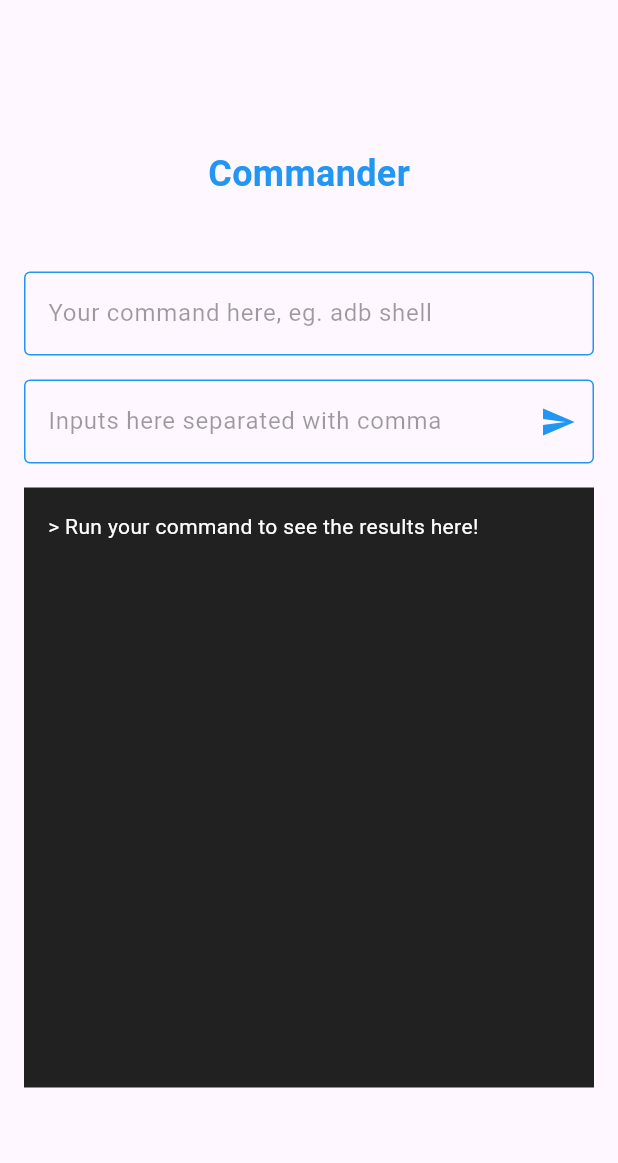
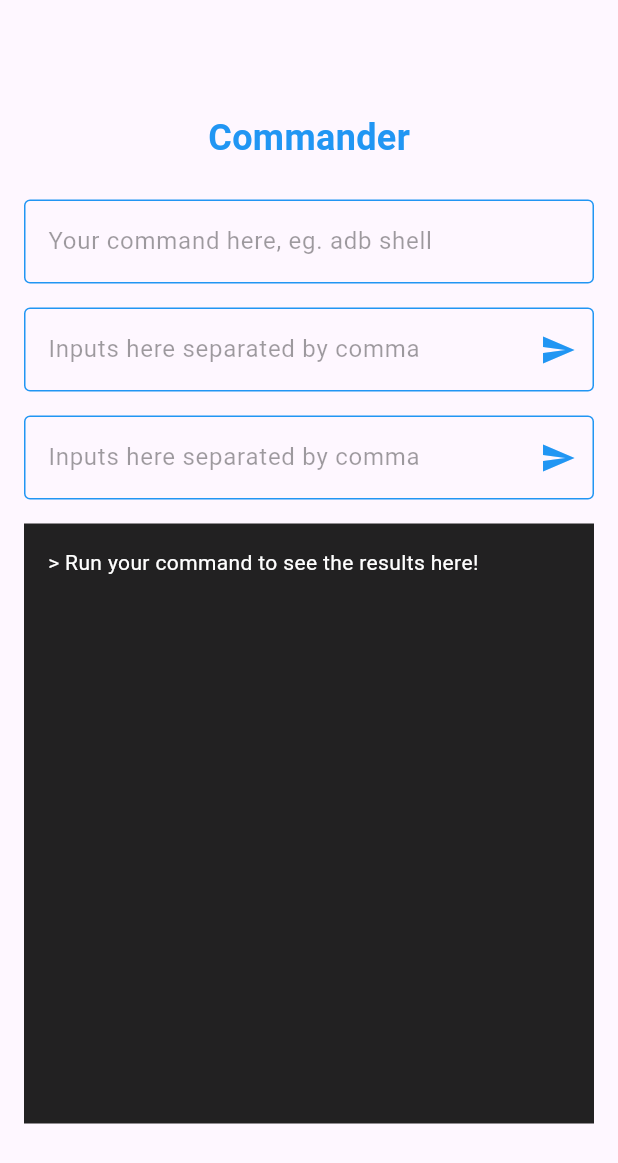
Before and after one commit to javaherisaber/commander, a Flutter app: the screen it shows after launch, on a phone screen of 412 x 824 dp. Shown: the top 1163 px of the screen. Run offline on Flutter 3.47's test engine with Material 3 defaults, Android fonts, the phone set to English and light mode, and no system bars; our stand-ins replace rxdart, shared_preferences; missing offline and left inert: process_run, touch_mouse_behavior.

Commit message:
Add an extra user input

```diff
--- a/lib/home.dart
+++ b/lib/home.dart
@@ -1,5 +1,6 @@
 import 'package:commander/main.dart';
 import 'package:commander/sharedpreferences.dart';
+import 'package:commander/widget/user_input.dart';
 import 'package:flutter/material.dart';
 import 'package:touch_mouse_behavior/touch_mouse_behavior.dart';
 
@@ -12,7 +13,8 @@ class HomePage extends StatefulWidget {
 
 class _HomePageState extends State<HomePage> {
   final ScrollController _consoleOutputScrollController = ScrollController();
-  final TextEditingController _consoleTextController = TextEditingController();
+  final TextEditingController _commandTextController = TextEditingController();
+  static const double widgetsWidth = 1000;
 
   @override
   void initState() {
@@ -21,7 +23,7 @@ class _HomePageState extends State<HomePage> {
   }
 
   void initializeConsole() async {
-    _consoleTextController.text = await AppPreferences.lastCommand;
+    _commandTextController.text = await AppPreferences.lastCommand;
   }
 
   @override
@@ -32,19 +34,13 @@ class _HomePageState extends State<HomePage> {
           child: Column(
             children: [
               const Text('Commander', style: TextStyle(fontSize: 24, color: Colors.blue, fontWeight: FontWeight.bold)),
-              SizedBox(height: 48),
-              Container(
-                width: 1000,
-                margin: EdgeInsets.symmetric(horizontal: 16.0),
-                child: command(),
-              ),
-              SizedBox(height: 16),
-              Container(
-                width: 1000,
-                margin: EdgeInsets.symmetric(horizontal: 16.0),
-                child: input(),
-              ),
-              SizedBox(height: 16),
+              const SizedBox(height: 24),
+              command(),
+              const SizedBox(height: 16),
+              input1(),
+              const SizedBox(height: 16),
+              input2(),
+              const SizedBox(height: 16),
               consoleOutput(),
             ],
           ),
@@ -54,8 +50,11 @@ class _HomePageState extends State<HomePage> {
   }
 
   Widget command() {
-    return TextFormField(
-      controller: _consoleTextController,
+    return Container(
+      width: widgetsWidth,
+      margin: const EdgeInsets.symmetric(horizontal: 16.0),
+      child: TextFormField(
+        controller: _commandTextController,
         onChanged: bloc.onCommandInputChanged,
         decoration: const InputDecoration(
           focusedBorder: OutlineInputBorder(
@@ -67,36 +66,32 @@ class _HomePageState extends State<HomePage> {
           hintText: 'Your command here, eg. adb shell',
           hintStyle: TextStyle(color: Colors.black38),
         ),
+      ),
     );
   }
 
-  Widget input() {
-    return TextField(
-      // controller: textInputController,
-      onChanged: bloc.onInputChanged,
-      onSubmitted: (_) => bloc.onRunButtonClicked(),
-      decoration: InputDecoration(
-        focusedBorder: const OutlineInputBorder(
-          borderSide: BorderSide(color: Colors.green),
+  Widget input1() {
+    return Container(
+      width: widgetsWidth,
+      margin: const EdgeInsets.symmetric(horizontal: 16.0),
+      child: UserInput(
+        onChanged: bloc.onInput1Changed,
+        onSubmitted: (_) => bloc.onRunInput1ButtonClicked(),
+        onRunClick: () => bloc.onRunInput1ButtonClicked(),
+        scrollController: _consoleOutputScrollController,
       ),
-        enabledBorder: const OutlineInputBorder(
-          borderSide: BorderSide(color: Colors.blue),
-        ),
-        hintText: 'Inputs here separated with comma',
-        hintStyle: const TextStyle(color: Colors.black38),
-        suffixIcon: IconButton(
-          onPressed: () async {
-            bloc.onRunButtonClicked();
-            Future.delayed(Duration(milliseconds: 200), () {
-              _consoleOutputScrollController.animateTo(
-                _consoleOutputScrollController.position.maxScrollExtent,
-                duration: const Duration(milliseconds: 500),
-                curve: Curves.fastOutSlowIn,
     );
-            });
-          },
-          icon: const Icon(Icons.send, color: Colors.blue),
-        ),
+  }
+
+  Widget input2() {
+    return Container(
+      width: widgetsWidth,
+      margin: const EdgeInsets.symmetric(horizontal: 16.0),
+      child: UserInput(
+        onChanged: bloc.onInput2Changed,
+        onSubmitted: (_) => bloc.onRunInput2ButtonClicked(),
+        onRunClick: () => bloc.onRunInput2ButtonClicked(),
+        scrollController: _consoleOutputScrollController,
       ),
     );
   }
@@ -112,7 +107,7 @@ class _HomePageState extends State<HomePage> {
           items = ['Run your command to see the results here!'];
         }
         return Container(
-          width: 1000,
+          width: widgetsWidth,
           height: 400,
           margin: EdgeInsets.symmetric(horizontal: 16.0),
           padding: EdgeInsets.all(16),
--- a/lib/main.dart
+++ b/lib/main.dart
@@ -1,8 +1,5 @@
-import 'dart:io';
-
 import 'package:commander/bloc.dart';
 import 'package:flutter/material.dart';
-import 'package:process_run/cmd_run.dart';
 
 import 'app.dart';
 
--- /dev/null
+++ b/lib/widget/user_input.dart
@@ -0,0 +1,50 @@
+import 'package:flutter/material.dart';
+
+class UserInput extends StatelessWidget {
+  const UserInput({
+    super.key,
+    this.onChanged,
+    this.onSubmitted,
+    this.onRunClick,
+    this.scrollController
+  });
+
+  final ValueChanged<String>? onChanged;
+  final ValueChanged<String>? onSubmitted;
+  final VoidCallback? onRunClick;
+  final ScrollController? scrollController;
+
+  @override
+  Widget build(BuildContext context) {
+    return TextField(
+      // controller: textInputController,
+      onChanged: onChanged,
+      onSubmitted: onSubmitted,
+      decoration: InputDecoration(
+        focusedBorder: const OutlineInputBorder(
+          borderSide: BorderSide(color: Colors.green),
+        ),
+        enabledBorder: const OutlineInputBorder(
+          borderSide: BorderSide(color: Colors.blue),
+        ),
+        hintText: 'Inputs here separated by comma',
+        hintStyle: const TextStyle(color: Colors.black38),
+        suffixIcon: IconButton(
+          onPressed: () async {
+            onRunClick?.call();
+            Future.delayed(const Duration(milliseconds: 200), () {
+              if (scrollController != null) {
+                scrollController!.animateTo(
+                  scrollController!.position.maxScrollExtent,
+                  duration: const Duration(milliseconds: 500),
+                  curve: Curves.fastOutSlowIn,
+                );
+              }
+            });
+          },
+          icon: const Icon(Icons.send, color: Colors.blue),
+        ),
+      ),
+    );
+  }
+}
```
Also changed, not shown: lib/bloc.dart (+22 -9 lines), pubspec.lock, 2 other files. Lines whose indentation alone changed are shown as unchanged.
